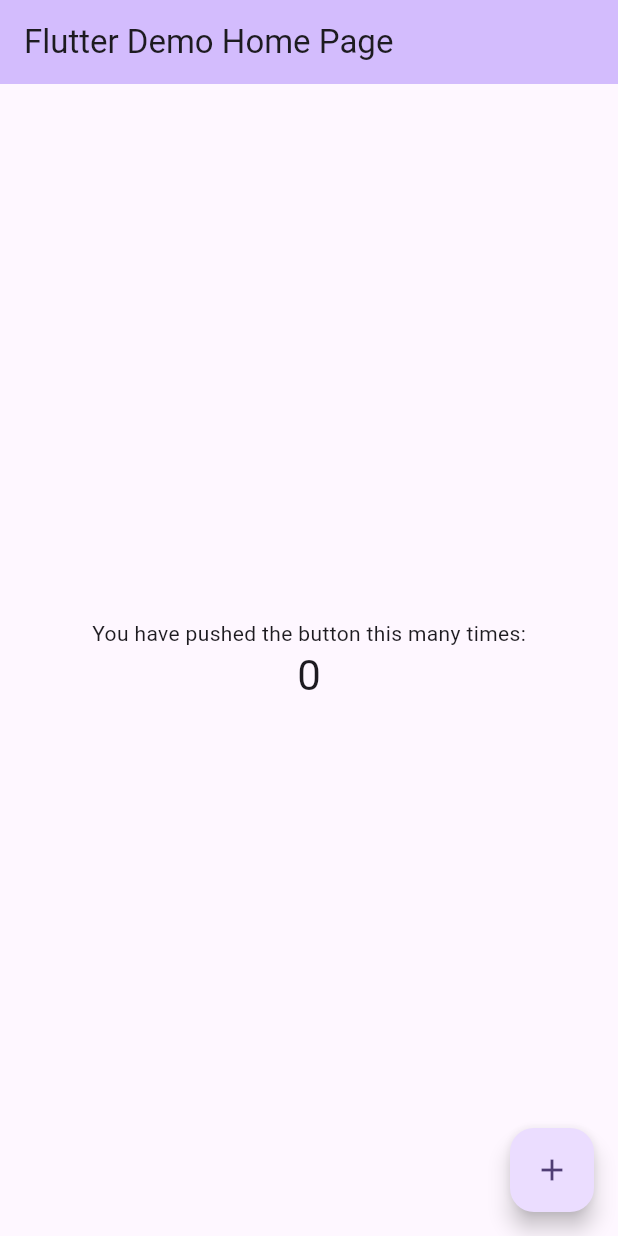
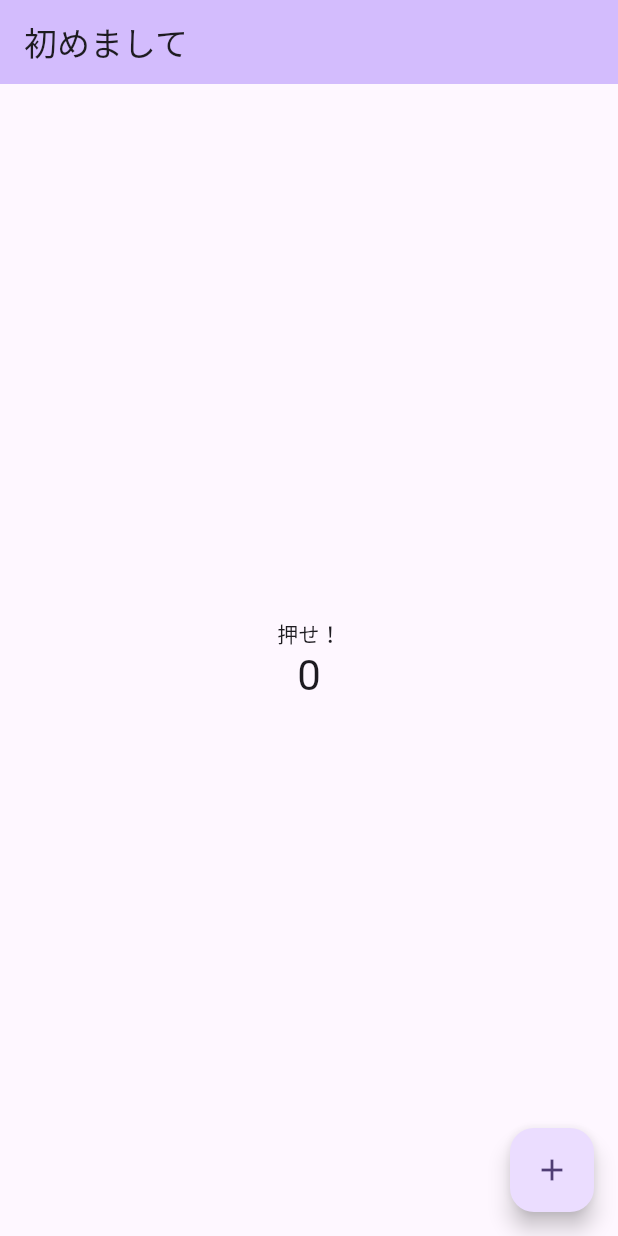
Before and after one commit to hashimo000/schedule_app, a Flutter app: the screen it shows after launch, on a phone screen of 412 x 824 dp. Run offline on Flutter 3.47's test engine with Material 2 defaults, Android fonts, the light colour scheme and no system bars.

Commit message:
develop branch challenge

```diff
--- a/lib/main.dart
+++ b/lib/main.dart
@@ -7,31 +7,17 @@
 class MyApp extends StatelessWidget {
   const MyApp({super.key});
 
-  // This widget is the root of your application.
+
   @override
   Widget build(BuildContext context) {
     return MaterialApp(
-      title: 'Flutter Demo',
+      title: '初めまして',
       theme: ThemeData(
-        // This is the theme of your application.
-        //
-        // TRY THIS: Try running your application with "flutter run". You'll see
-        // the application has a blue toolbar. Then, without quitting the app,
-        // try changing the seedColor in the colorScheme below to Colors.green
-        // and then invoke "hot reload" (save your changes or press the "hot
-        // reload" button in a Flutter-supported IDE, or press "r" if you used
-        // the command line to start the app).
-        //
-        // Notice that the counter didn't reset back to zero; the application
-        // state is not lost during the reload. To reset the state, use hot
-        // restart instead.
-        //
-        // This works for code too, not just values: Most code changes can be
-        // tested with just a hot reload.
+
         colorScheme: ColorScheme.fromSeed(seedColor: Colors.deepPurple),
         useMaterial3: true,
       ),
-      home: const MyHomePage(title: 'Flutter Demo Home Page'),
+      home: const MyHomePage(title: '初めまして'),
     );
   }
 }
@@ -39,14 +25,7 @@
 class MyHomePage extends StatefulWidget {
   const MyHomePage({super.key, required this.title});
 
-  // This widget is the home page of your application. It is stateful, meaning
-  // that it has a State object (defined below) that contains fields that affect
-  // how it looks.
 
-  // This class is the configuration for the state. It holds the values (in this
-  // case the title) provided by the parent (in this case the App widget) and
-  // used by the build method of the State. Fields in a Widget subclass are
-  // always marked "final".
 
   final String title;
 
@@ -59,54 +38,30 @@
 
   void _incrementCounter() {
     setState(() {
-      // This call to setState tells the Flutter framework that something has
-      // changed in this State, which causes it to rerun the build method below
-      // so that the display can reflect the updated values. If we changed
-      // _counter without calling setState(), then the build method would not be
-      // called again, and so nothing would appear to happen.
+
       _counter++;
     });
   }
 
   @override
   Widget build(BuildContext context) {
-    // This method is rerun every time setState is called, for instance as done
-    // by the _incrementCounter method above.
-    //
-    // The Flutter framework has been optimized to make rerunning build methods
-    // fast, so that you can just rebuild anything that needs updating rather
-    // than having to individually change instances of widgets.
+
     return Scaffold(
       appBar: AppBar(
-        // TRY THIS: Try changing the color here to a specific color (to
-        // Colors.amber, perhaps?) and trigger a hot reload to see the AppBar
-        // change color while the other colors stay the same.
+
         backgroundColor: Theme.of(context).colorScheme.inversePrimary,
-        // Here we take the value from the MyHomePage object that was created by
-        // the App.build method, and use it to set our appbar title.
+
+
         title: Text(widget.title),
       ),
       body: Center(
-        // Center is a layout widget. It takes a single child and positions it
-        // in the middle of the parent.
+
         child: Column(
-          // Column is also a layout widget. It takes a list of children and
-          // arranges them vertically. By default, it sizes itself to fit its
-          // children horizontally, and tries to be as tall as its parent.
-          //
-          // Column has various properties to control how it sizes itself and
-          // how it positions its children. Here we use mainAxisAlignment to
-          // center the children vertically; the main axis here is the vertical
-          // axis because Columns are vertical (the cross axis would be
-          // horizontal).
-          //
-          // TRY THIS: Invoke "debug painting" (choose the "Toggle Debug Paint"
-          // action in the IDE, or press "p" in the console), to see the
-          // wireframe for each widget.
+
           mainAxisAlignment: MainAxisAlignment.center,
           children: <Widget>[
             const Text(
-              'You have pushed the button this many times:',
+              '押せ！',
             ),
             Text(
               '$_counter',
@@ -119,7 +74,7 @@
         onPressed: _incrementCounter,
         tooltip: 'Increment',
         child: const Icon(Icons.add),
-      ), // This trailing comma makes auto-formatting nicer for build methods.
+      ),
     );
   }
 }
```
